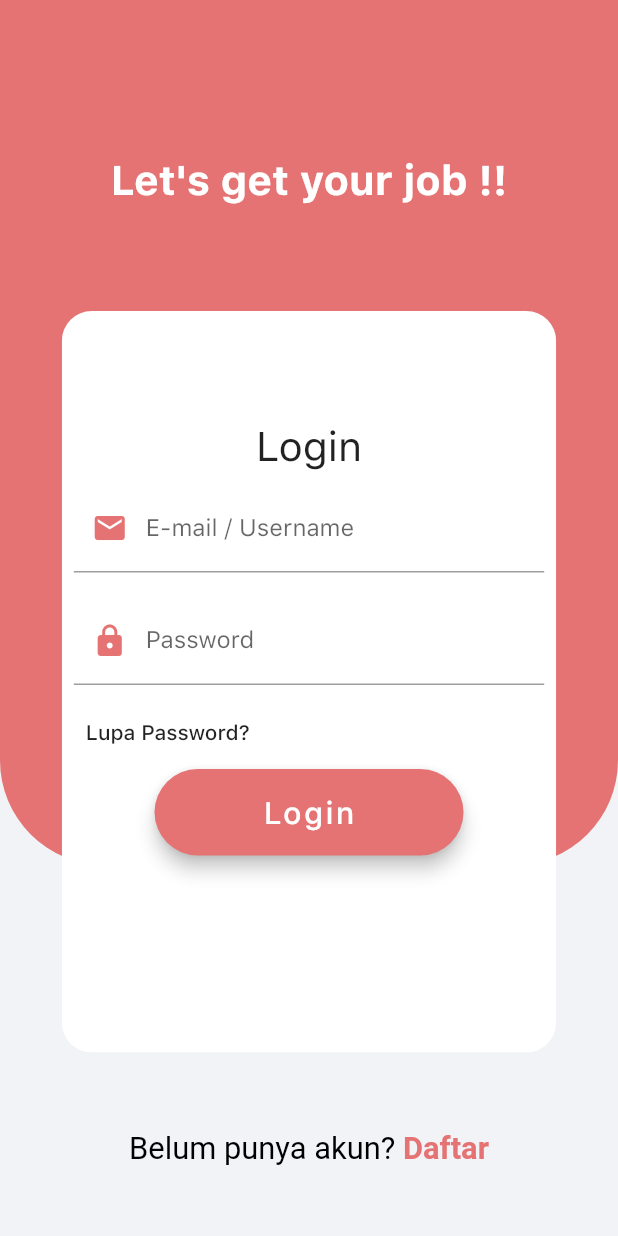
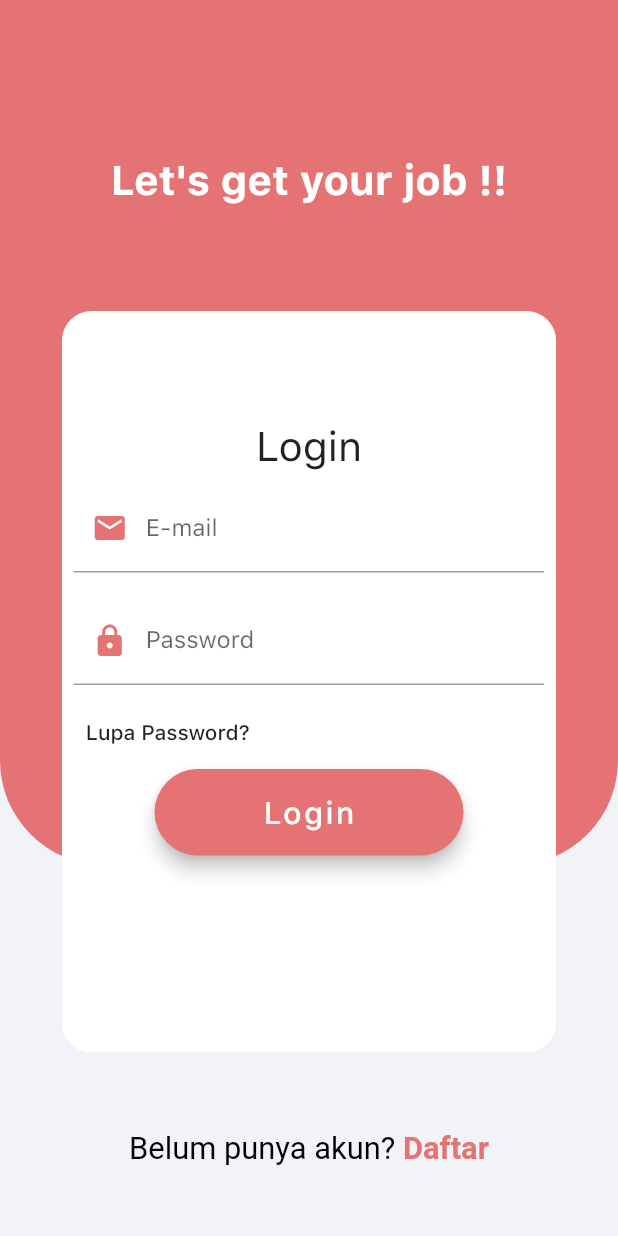
Before and after one commit to egawahyu20/project_m, a Flutter app: the screen it shows after launch, on a phone screen of 412 x 824 dp. Run offline on Flutter 3.47's test engine with Material 2 defaults, Android fonts, the phone set to English and light mode, and no system bars; our stand-ins replace carousel_slider, flutter_screenutil, flutter_svg.

Commit message:
revi07012021 revisi halaman login

```diff
--- a/lib/screens/login/login_screen.dart
+++ b/lib/screens/login/login_screen.dart
@@ -56,7 +56,7 @@ class _LoginPageState extends State<LoginPage> {
               Icons.email,
               color: mainColor,
             ),
-            labelText: 'E-mail / Username'),
+            labelText: 'E-mail'),
       ),
     );
   }
```
